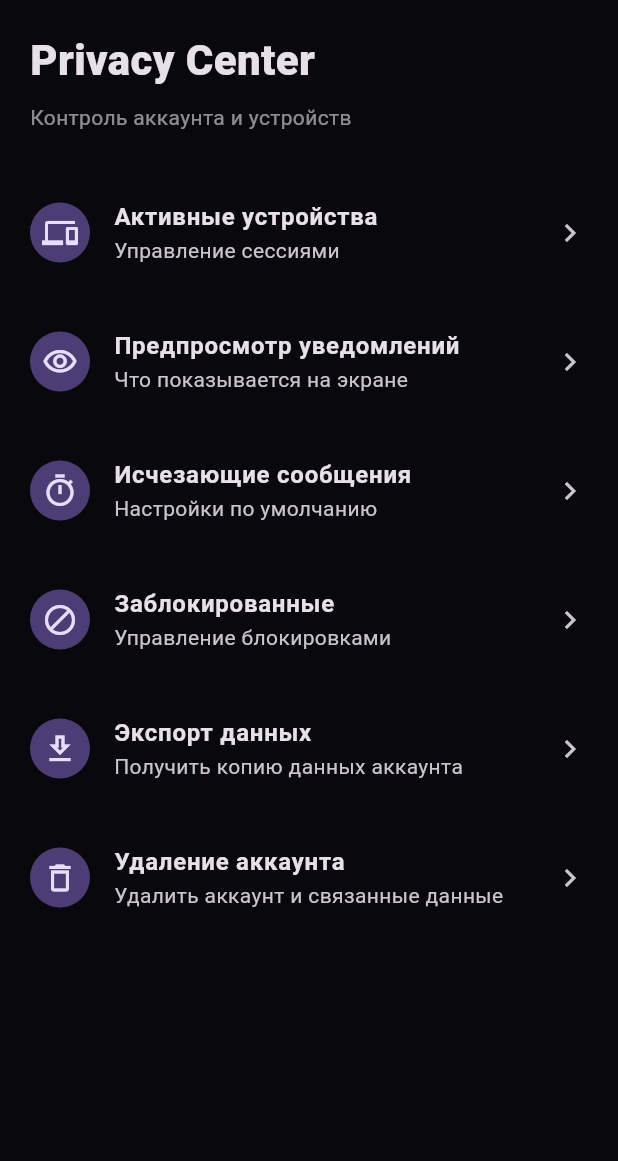
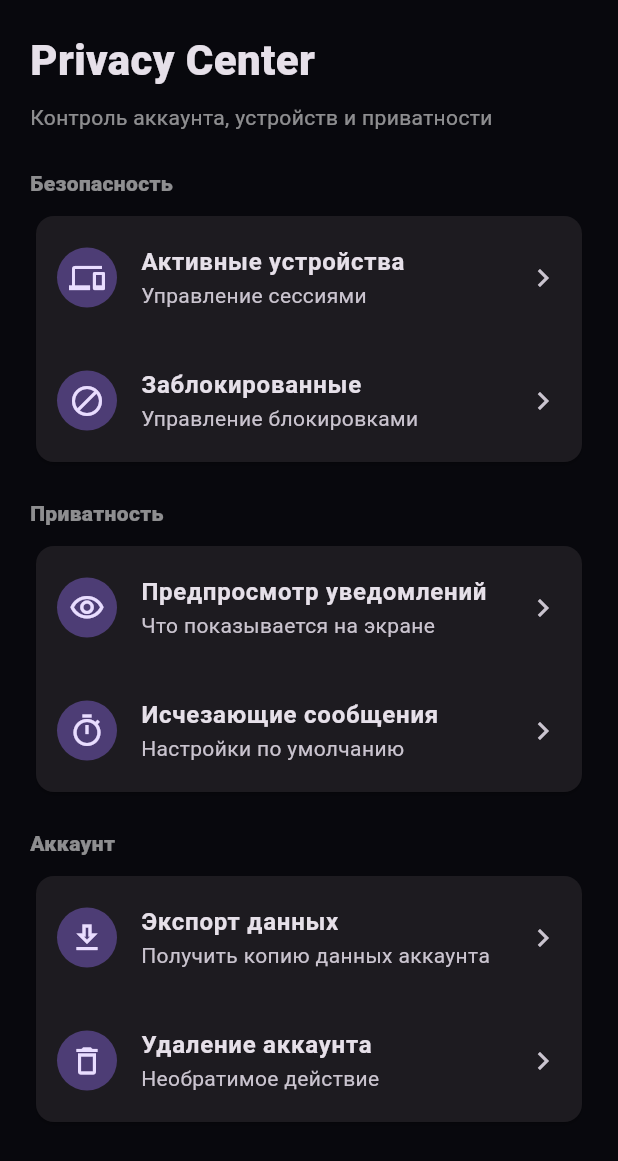
Before and after one commit to karasev599-ship-it/KD-intelligence-AI, a Flutter app: the PrivacyCenterView widget shown alone on an empty page, opened directly, on a phone screen of 412 x 824 dp. Shown: the top 1161 px of the screen. Run offline on Flutter 3.47's test engine with Material 3 defaults, Android fonts, the phone set to English and light mode, and no system bars; our stand-ins replace supabase_flutter; accounts and stored records are empty; statements that could not run were skipped.

Commit message:
feat: refine KD Messenger privacy center

```diff
--- a/kd-messenger/flutter_app/lib/phase5_privacy_center.dart
+++ b/kd-messenger/flutter_app/lib/phase5_privacy_center.dart
@@ -10,17 +10,36 @@ class PrivacyCenterView extends StatelessWidget {
       children: const [
         Text('Privacy Center', style: TextStyle(fontSize: 28, fontWeight: FontWeight.w900)),
         SizedBox(height: 8),
-        Text('Контроль аккаунта и устройств', style: TextStyle(color: Colors.white54)),
+        Text('Контроль аккаунта, устройств и приватности', style: TextStyle(color: Colors.white54)),
         SizedBox(height: 24),
-        _PrivacyItem(Icons.devices_outlined, 'Активные устройства', 'Управление сессиями'),
-        _PrivacyItem(Icons.visibility_outlined, 'Предпросмотр уведомлений', 'Что показывается на экране'),
-        _PrivacyItem(Icons.timer_outlined, 'Исчезающие сообщения', 'Настройки по умолчанию'),
-        _PrivacyItem(Icons.block_outlined, 'Заблокированные', 'Управление блокировками'),
-        _PrivacyItem(Icons.download_outlined, 'Экспорт данных', 'Получить копию данных аккаунта'),
-        _PrivacyItem(Icons.delete_outline, 'Удаление аккаунта', 'Удалить аккаунт и связанные данные'),
+        _PrivacySection(title: 'Безопасность', items: [
+          _PrivacyItem(Icons.devices_outlined, 'Активные устройства', 'Управление сессиями'),
+          _PrivacyItem(Icons.block_outlined, 'Заблокированные', 'Управление блокировками'),
+        ]),
+        _PrivacySection(title: 'Приватность', items: [
+          _PrivacyItem(Icons.visibility_outlined, 'Предпросмотр уведомлений', 'Что показывается на экране'),
+          _PrivacyItem(Icons.timer_outlined, 'Исчезающие сообщения', 'Настройки по умолчанию'),
+        ]),
+        _PrivacySection(title: 'Аккаунт', items: [
+          _PrivacyItem(Icons.download_outlined, 'Экспорт данных', 'Получить копию данных аккаунта'),
+          _PrivacyItem(Icons.delete_outline, 'Удаление аккаунта', 'Необратимое действие'),
+        ]),
       ],
     );
   }
+}
+
+class _PrivacySection extends StatelessWidget {
+  const _PrivacySection({required this.title, required this.items});
+  final String title;
+  final List<Widget> items;
+
+  @override
+  Widget build(BuildContext context) => Column(crossAxisAlignment: CrossAxisAlignment.start, children: [
+    Padding(padding: const EdgeInsets.only(bottom: 8), child: Text(title, style: const TextStyle(fontWeight: FontWeight.w800, color: Colors.white54))),
+    Card(child: Column(children: items)),
+    const SizedBox(height: 20),
+  ]);
 }
 
 class _PrivacyItem extends StatelessWidget {
@@ -31,7 +50,7 @@ class _PrivacyItem extends StatelessWidget {
 
   @override
   Widget build(BuildContext context) => ListTile(
-    contentPadding: const EdgeInsets.symmetric(vertical: 7),
+    contentPadding: const EdgeInsets.symmetric(horizontal: 14, vertical: 5),
     leading: CircleAvatar(child: Icon(icon)),
     title: Text(title, style: const TextStyle(fontWeight: FontWeight.w700)),
     subtitle: Text(subtitle),
```
